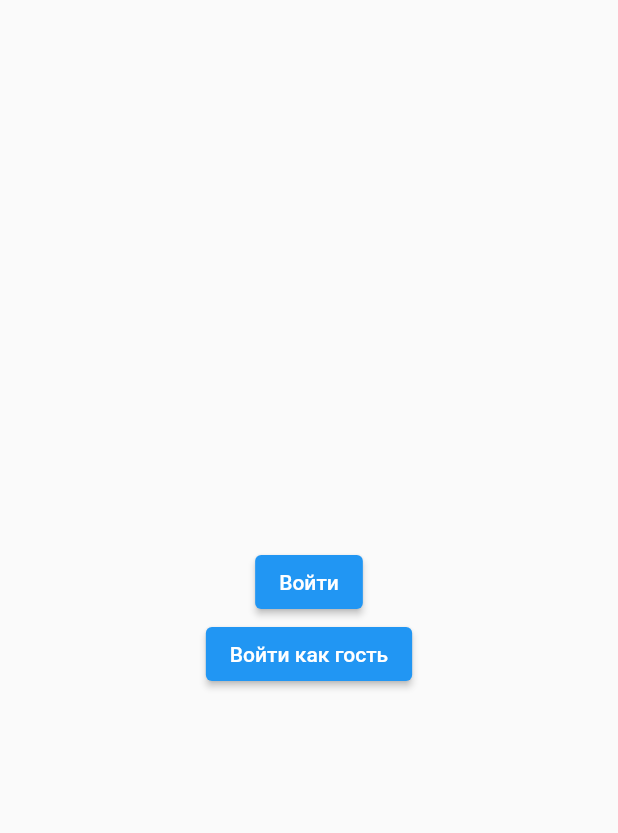
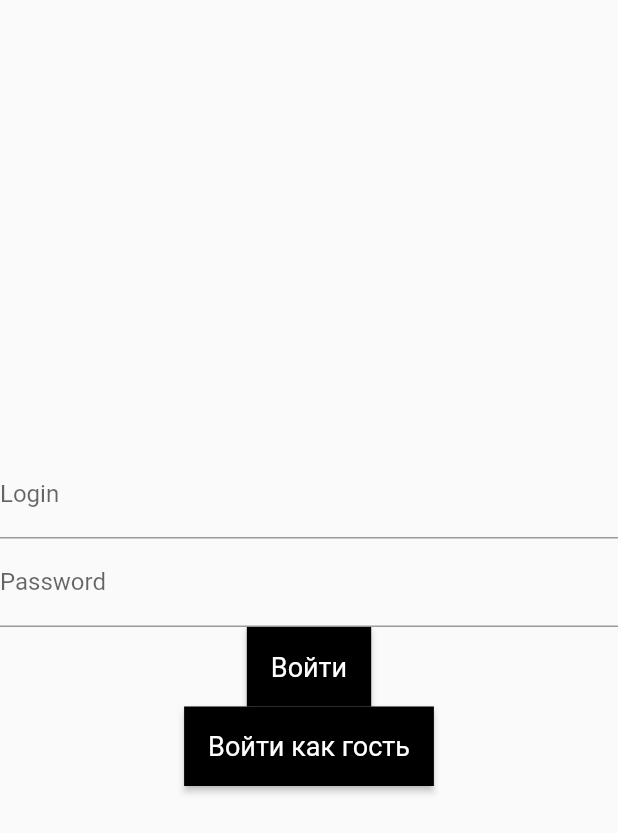
Before and after one commit to voronov-nikita/NAS-platform, a Flutter app: the screen it shows after launch, after a tap on "Войти", on a phone screen of 412 x 824 dp. Shown: the top 833 px of the screen. Run offline on Flutter 3.47's test engine with Material 2 defaults, Android fonts, the phone set to English and light mode, and no system bars.

Commit message:
add-file styles and add TextField in app

```diff
--- a/lib/login.dart
+++ b/lib/login.dart
@@ -1,4 +1,4 @@
-// ignore_for_file: avoid_print, constant_identifier_names
+// ignore_for_file: avoid_print, constant_identifier_names, prefer_const_constructors
 
 import 'package:flutter/material.dart';
 import 'styles.dart';
@@ -6,8 +6,13 @@ import 'styles.dart';
 class MainLogin extends StatelessWidget {
   const MainLogin({super.key});
 
+
   @override
   Widget build(BuildContext context) {
+
+    String userInputLogin = '';
+    String userInputPassword = '';
+
     return Scaffold(
       // основное тело
       body: Center(
@@ -15,12 +20,27 @@ class MainLogin extends StatelessWidget {
         child: Column(
           // ценрирование
           mainAxisAlignment: MainAxisAlignment.center,
-          // конопки
           children:[
+
+            // строка с логином
+            TextField(
+              onChanged: (value){
+                userInputLogin = value;
+              },
+              decoration: LoginStyles.textinputlogin,
+              ),
+            // строка с паролем
+            TextField(
+              onChanged: (value){
+                userInputPassword = value;
+              },
+              decoration: LoginStyles.textinputpassword,
+              ),
+
             // кнопка авторизации
             ElevatedButton(
               onPressed: () {
-                print("войти");
+                print("$userInputLogin - $userInputPassword");
               },
               style: LoginStyles.buttonStyle,
               child: const Text('Войти'),
--- /dev/null
+++ b/lib/styles.dart
@@ -0,0 +1,45 @@
+// ignore_for_file: prefer_const_constructors
+
+import 'package:flutter/material.dart';
+
+
+
+class LoginStyles{
+
+
+  // <-------------- Стиль для кнопок -------------->
+  static ButtonStyle buttonStyle = ElevatedButton.styleFrom(
+    tapTargetSize: MaterialTapTargetSize.padded,
+    foregroundColor: Colors.white,
+    backgroundColor: Colors.black,
+    textStyle: TextStyle(fontSize: 18),
+    padding: EdgeInsets.all(16.0),
+    shape: RoundedRectangleBorder(
+      borderRadius: BorderRadius.circular(0.0),
+    ),
+  );
+
+// <--------- Стили для ввода текста --------->
+
+  static InputDecoration textinput = InputDecoration(
+    // стиль при активном фокусе
+    focusedBorder: OutlineInputBorder(
+      borderRadius: BorderRadius.circular(10.0),
+      borderSide: BorderSide(color: Colors.green),
+    ),
+  );
+
+  // текст для логина
+  static InputDecoration textinputlogin = textinput.copyWith(
+    // параметры для текста
+    labelText: 'Login',
+    hintText: 'Login',
+  );
+
+  // текст для пароля
+  static InputDecoration textinputpassword = textinput.copyWith(
+    // параметры для текста
+    labelText: 'Password',
+    hintText: 'Password',
+  );
+}
```
